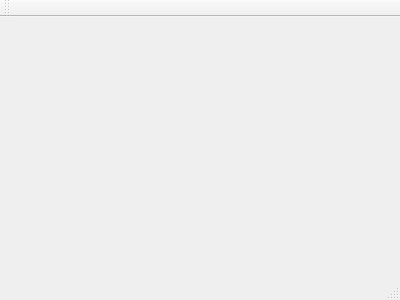
This is Qt-QPushButton-OnOFF/mainwindow.ui in vivekb24/Qt-QPushButton-OnOFF as Qt 5 draws it before an edit. The edited form follows.
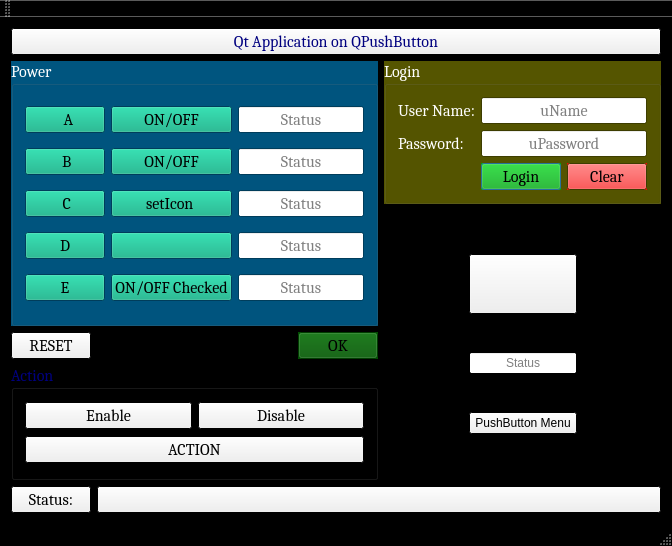
This is the edited form.

Commit message: Added all QPushButton Properties

```diff
--- a/Qt-QPushButton-OnOFF/mainwindow.ui
+++ b/Qt-QPushButton-OnOFF/mainwindow.ui
@@ -1,24 +1,1064 @@
 <ui version="4.0">
  <class>MainWindow</class>
- <widget class="QMainWindow" name="MainWindow" >
-  <property name="geometry" >
+ <widget class="QMainWindow" name="MainWindow">
+  <property name="geometry">
    <rect>
     <x>0</x>
     <y>0</y>
-    <width>400</width>
-    <height>300</height>
+    <width>672</width>
+    <height>546</height>
    </rect>
   </property>
-  <property name="windowTitle" >
+  <property name="palette">
+   <palette>
+    <active>
+     <colorrole role="WindowText">
+      <brush brushstyle="SolidPattern">
+       <color alpha="255">
+        <red>0</red>
+        <green>0</green>
+        <blue>127</blue>
+       </color>
+      </brush>
+     </colorrole>
+     <colorrole role="Base">
+      <brush brushstyle="SolidPattern">
+       <color alpha="255">
+        <red>255</red>
+        <green>255</green>
+        <blue>255</blue>
+       </color>
+      </brush>
+     </colorrole>
+     <colorrole role="Window">
+      <brush brushstyle="SolidPattern">
+       <color alpha="255">
+        <red>0</red>
+        <green>0</green>
+        <blue>0</blue>
+       </color>
+      </brush>
+     </colorrole>
+    </active>
+    <inactive>
+     <colorrole role="WindowText">
+      <brush brushstyle="SolidPattern">
+       <color alpha="255">
+        <red>0</red>
+        <green>0</green>
+        <blue>127</blue>
+       </color>
+      </brush>
+     </colorrole>
+     <colorrole role="Base">
+      <brush brushstyle="SolidPattern">
+       <color alpha="255">
+        <red>255</red>
+        <green>255</green>
+        <blue>255</blue>
+       </color>
+      </brush>
+     </colorrole>
+     <colorrole role="Window">
+      <brush brushstyle="SolidPattern">
+       <color alpha="255">
+        <red>0</red>
+        <green>0</green>
+        <blue>0</blue>
+       </color>
+      </brush>
+     </colorrole>
+    </inactive>
+    <disabled>
+     <colorrole role="WindowText">
+      <brush brushstyle="SolidPattern">
+       <color alpha="255">
+        <red>120</red>
+        <green>120</green>
+        <blue>120</blue>
+       </color>
+      </brush>
+     </colorrole>
+     <colorrole role="Base">
+      <brush brushstyle="SolidPattern">
+       <color alpha="255">
+        <red>0</red>
+        <green>0</green>
+        <blue>0</blue>
+       </color>
+      </brush>
+     </colorrole>
+     <colorrole role="Window">
+      <brush brushstyle="SolidPattern">
+       <color alpha="255">
+        <red>0</red>
+        <green>0</green>
+        <blue>0</blue>
+       </color>
+      </brush>
+     </colorrole>
+    </disabled>
+   </palette>
+  </property>
+  <property name="windowTitle">
    <string>MainWindow</string>
   </property>
-  <widget class="QMenuBar" name="menuBar" />
-  <widget class="QToolBar" name="mainToolBar" />
-  <widget class="QWidget" name="centralWidget" />
-  <widget class="QStatusBar" name="statusBar" />
+  <property name="autoFillBackground">
+   <bool>true</bool>
+  </property>
+  <widget class="QWidget" name="centralWidget">
+   <layout class="QGridLayout" name="gridLayout_7">
+    <item row="0" column="0" colspan="2">
+     <widget class="QPushButton" name="pushButton_7">
+      <property name="palette">
+       <palette>
+        <active>
+         <colorrole role="ButtonText">
+          <brush brushstyle="SolidPattern">
+           <color alpha="255">
+            <red>0</red>
+            <green>0</green>
+            <blue>127</blue>
+           </color>
+          </brush>
+         </colorrole>
+        </active>
+        <inactive>
+         <colorrole role="ButtonText">
+          <brush brushstyle="SolidPattern">
+           <color alpha="255">
+            <red>0</red>
+            <green>0</green>
+            <blue>127</blue>
+           </color>
+          </brush>
+         </colorrole>
+        </inactive>
+        <disabled>
+         <colorrole role="ButtonText">
+          <brush brushstyle="SolidPattern">
+           <color alpha="255">
+            <red>120</red>
+            <green>120</green>
+            <blue>120</blue>
+           </color>
+          </brush>
+         </colorrole>
+        </disabled>
+       </palette>
+      </property>
+      <property name="font">
+       <font>
+        <family>Cambria</family>
+        <pointsize>12</pointsize>
+       </font>
+      </property>
+      <property name="text">
+       <string>Qt Application on QPushButton</string>
+      </property>
+     </widget>
+    </item>
+    <item row="1" column="0" rowspan="2">
+     <widget class="QGroupBox" name="groupBox">
+      <property name="palette">
+       <palette>
+        <active>
+         <colorrole role="WindowText">
+          <brush brushstyle="SolidPattern">
+           <color alpha="255">
+            <red>255</red>
+            <green>255</green>
+            <blue>255</blue>
+           </color>
+          </brush>
+         </colorrole>
+         <colorrole role="Button">
+          <brush brushstyle="SolidPattern">
+           <color alpha="255">
+            <red>0</red>
+            <green>170</green>
+            <blue>127</blue>
+           </color>
+          </brush>
+         </colorrole>
+         <colorrole role="Base">
+          <brush brushstyle="SolidPattern">
+           <color alpha="255">
+            <red>255</red>
+            <green>255</green>
+            <blue>255</blue>
+           </color>
+          </brush>
+         </colorrole>
+         <colorrole role="Window">
+          <brush brushstyle="SolidPattern">
+           <color alpha="255">
+            <red>0</red>
+            <green>85</green>
+            <blue>127</blue>
+           </color>
+          </brush>
+         </colorrole>
+        </active>
+        <inactive>
+         <colorrole role="WindowText">
+          <brush brushstyle="SolidPattern">
+           <color alpha="255">
+            <red>255</red>
+            <green>255</green>
+            <blue>255</blue>
+           </color>
+          </brush>
+         </colorrole>
+         <colorrole role="Button">
+          <brush brushstyle="SolidPattern">
+           <color alpha="255">
+            <red>0</red>
+            <green>170</green>
+            <blue>127</blue>
+           </color>
+          </brush>
+         </colorrole>
+         <colorrole role="Base">
+          <brush brushstyle="SolidPattern">
+           <color alpha="255">
+            <red>255</red>
+            <green>255</green>
+            <blue>255</blue>
+           </color>
+          </brush>
+         </colorrole>
+         <colorrole role="Window">
+          <brush brushstyle="SolidPattern">
+           <color alpha="255">
+            <red>0</red>
+            <green>85</green>
+            <blue>127</blue>
+           </color>
+          </brush>
+         </colorrole>
+        </inactive>
+        <disabled>
+         <colorrole role="WindowText">
+          <brush brushstyle="SolidPattern">
+           <color alpha="255">
+            <red>120</red>
+            <green>120</green>
+            <blue>120</blue>
+           </color>
+          </brush>
+         </colorrole>
+         <colorrole role="Button">
+          <brush brushstyle="SolidPattern">
+           <color alpha="255">
+            <red>0</red>
+            <green>170</green>
+            <blue>127</blue>
+           </color>
+          </brush>
+         </colorrole>
+         <colorrole role="Base">
+          <brush brushstyle="SolidPattern">
+           <color alpha="255">
+            <red>0</red>
+            <green>85</green>
+            <blue>127</blue>
+           </color>
+          </brush>
+         </colorrole>
+         <colorrole role="Window">
+          <brush brushstyle="SolidPattern">
+           <color alpha="255">
+            <red>0</red>
+            <green>85</green>
+            <blue>127</blue>
+           </color>
+          </brush>
+         </colorrole>
+        </disabled>
+       </palette>
+      </property>
+      <property name="font">
+       <font>
+        <family>Cambria</family>
+        <pointsize>12</pointsize>
+       </font>
+      </property>
+      <property name="autoFillBackground">
+       <bool>true</bool>
+      </property>
+      <property name="title">
+       <string>Power</string>
+      </property>
+      <layout class="QGridLayout" name="gridLayout">
+       <item row="0" column="0">
+        <widget class="QPushButton" name="pushButton">
+         <property name="text">
+          <string>  A</string>
+         </property>
+        </widget>
+       </item>
+       <item row="0" column="2">
+        <widget class="QLineEdit" name="aOnOffStatus_LE">
+         <property name="alignment">
+          <set>Qt::AlignCenter</set>
+         </property>
+         <property name="readOnly">
+          <bool>true</bool>
+         </property>
+         <property name="placeholderText">
+          <string>Status</string>
+         </property>
+        </widget>
+       </item>
+       <item row="4" column="0">
+        <widget class="QPushButton" name="pushButton_5">
+         <property name="text">
+          <string>E</string>
+         </property>
+        </widget>
+       </item>
+       <item row="4" column="2">
+        <widget class="QLineEdit" name="eOnOffStatus_LE">
+         <property name="alignment">
+          <set>Qt::AlignCenter</set>
+         </property>
+         <property name="readOnly">
+          <bool>true</bool>
+         </property>
+         <property name="placeholderText">
+          <string>Status</string>
+         </property>
+        </widget>
+       </item>
+       <item row="1" column="2">
+        <widget class="QLineEdit" name="bOnOffStatus_LE">
+         <property name="alignment">
+          <set>Qt::AlignCenter</set>
+         </property>
+         <property name="readOnly">
+          <bool>true</bool>
+         </property>
+         <property name="placeholderText">
+          <string>Status</string>
+         </property>
+        </widget>
+       </item>
+       <item row="2" column="0">
+        <widget class="QPushButton" name="pushButton_3">
+         <property name="text">
+          <string> C</string>
+         </property>
+        </widget>
+       </item>
+       <item row="3" column="0">
+        <widget class="QPushButton" name="pushButton_4">
+         <property name="text">
+          <string>D</string>
+         </property>
+        </widget>
+       </item>
+       <item row="2" column="2">
+        <widget class="QLineEdit" name="cOnOffStatus_LE">
+         <property name="alignment">
+          <set>Qt::AlignCenter</set>
+         </property>
+         <property name="readOnly">
+          <bool>true</bool>
+         </property>
+         <property name="placeholderText">
+          <string>Status</string>
+         </property>
+        </widget>
+       </item>
+       <item row="4" column="1">
+        <widget class="QPushButton" name="eOnOff_PB">
+         <property name="text">
+          <string>ON/OFF Checked</string>
+         </property>
+        </widget>
+       </item>
+       <item row="1" column="1">
+        <widget class="QPushButton" name="bOnOff_PB">
+         <property name="text">
+          <string>ON/OFF</string>
+         </property>
+        </widget>
+       </item>
+       <item row="2" column="1">
+        <widget class="QPushButton" name="cOnOff_PB">
+         <property name="text">
+          <string>setIcon </string>
+         </property>
+        </widget>
+       </item>
+       <item row="3" column="2">
+        <widget class="QLineEdit" name="dOnOffStatus_LE">
+         <property name="alignment">
+          <set>Qt::AlignCenter</set>
+         </property>
+         <property name="readOnly">
+          <bool>true</bool>
+         </property>
+         <property name="placeholderText">
+          <string>Status</string>
+         </property>
+        </widget>
+       </item>
+       <item row="3" column="1">
+        <widget class="QPushButton" name="dOnOff_PB">
+         <property name="text">
+          <string/>
+         </property>
+        </widget>
+       </item>
+       <item row="1" column="0">
+        <widget class="QPushButton" name="pushButton_2">
+         <property name="text">
+          <string> B</string>
+         </property>
+        </widget>
+       </item>
+       <item row="0" column="1">
+        <widget class="QPushButton" name="aOnOff_PB">
+         <property name="text">
+          <string>ON/OFF</string>
+         </property>
+        </widget>
+       </item>
+      </layout>
+     </widget>
+    </item>
+    <item row="1" column="1">
+     <widget class="QGroupBox" name="groupBox_3">
+      <property name="palette">
+       <palette>
+        <active>
+         <colorrole role="WindowText">
+          <brush brushstyle="SolidPattern">
+           <color alpha="255">
+            <red>255</red>
+            <green>255</green>
+            <blue>255</blue>
+           </color>
+          </brush>
+         </colorrole>
+         <colorrole role="Base">
+          <brush brushstyle="SolidPattern">
+           <color alpha="255">
+            <red>255</red>
+            <green>255</green>
+            <blue>255</blue>
+           </color>
+          </brush>
+         </colorrole>
+         <colorrole role="Window">
+          <brush brushstyle="SolidPattern">
+           <color alpha="255">
+            <red>85</red>
+            <green>85</green>
+            <blue>0</blue>
+           </color>
+          </brush>
+         </colorrole>
+        </active>
+        <inactive>
+         <colorrole role="WindowText">
+          <brush brushstyle="SolidPattern">
+           <color alpha="255">
+            <red>255</red>
+            <green>255</green>
+            <blue>255</blue>
+           </color>
+          </brush>
+         </colorrole>
+         <colorrole role="Base">
+          <brush brushstyle="SolidPattern">
+           <color alpha="255">
+            <red>255</red>
+            <green>255</green>
+            <blue>255</blue>
+           </color>
+          </brush>
+         </colorrole>
+         <colorrole role="Window">
+          <brush brushstyle="SolidPattern">
+           <color alpha="255">
+            <red>85</red>
+            <green>85</green>
+            <blue>0</blue>
+           </color>
+          </brush>
+         </colorrole>
+        </inactive>
+        <disabled>
+         <colorrole role="WindowText">
+          <brush brushstyle="SolidPattern">
+           <color alpha="255">
+            <red>120</red>
+            <green>120</green>
+            <blue>120</blue>
+           </color>
+          </brush>
+         </colorrole>
+         <colorrole role="Base">
+          <brush brushstyle="SolidPattern">
+           <color alpha="255">
+            <red>85</red>
+            <green>85</green>
+            <blue>0</blue>
+           </color>
+          </brush>
+         </colorrole>
+         <colorrole role="Window">
+          <brush brushstyle="SolidPattern">
+           <color alpha="255">
+            <red>85</red>
+            <green>85</green>
+            <blue>0</blue>
+           </color>
+          </brush>
+         </colorrole>
+        </disabled>
+       </palette>
+      </property>
+      <property name="font">
+       <font>
+        <family>Cambria</family>
+        <pointsize>12</pointsize>
+       </font>
+      </property>
+      <property name="autoFillBackground">
+       <bool>true</bool>
+      </property>
+      <property name="title">
+       <string>Login</string>
+      </property>
+      <layout class="QGridLayout" name="gridLayout_5">
+       <item row="0" column="0">
+        <widget class="QLabel" name="label">
+         <property name="text">
+          <string>User Name:</string>
+         </property>
+        </widget>
+       </item>
+       <item row="0" column="1" colspan="2">
+        <widget class="QLineEdit" name="uNameLE">
+         <property name="alignment">
+          <set>Qt::AlignCenter</set>
+         </property>
+         <property name="placeholderText">
+          <string>uName</string>
+         </property>
+         <property name="clearButtonEnabled">
+          <bool>true</bool>
+         </property>
+        </widget>
+       </item>
+       <item row="1" column="0">
+        <widget class="QLabel" name="label_2">
+         <property name="text">
+          <string>Password:</string>
+         </property>
+        </widget>
+       </item>
+       <item row="1" column="1" colspan="2">
+        <widget class="QLineEdit" name="uPwd">
+         <property name="alignment">
+          <set>Qt::AlignCenter</set>
+         </property>
+         <property name="placeholderText">
+          <string>uPassword</string>
+         </property>
+         <property name="clearButtonEnabled">
+          <bool>true</bool>
+         </property>
+        </widget>
+       </item>
+       <item row="2" column="1">
+        <widget class="QPushButton" name="LogInPB">
+         <property name="palette">
+          <palette>
+           <active>
+            <colorrole role="Button">
+             <brush brushstyle="SolidPattern">
+              <color alpha="255">
+               <red>0</red>
+               <green>170</green>
+               <blue>0</blue>
+              </color>
+             </brush>
+            </colorrole>
+            <colorrole role="Base">
+             <brush brushstyle="SolidPattern">
+              <color alpha="255">
+               <red>255</red>
+               <green>255</green>
+               <blue>255</blue>
+              </color>
+             </brush>
+            </colorrole>
+            <colorrole role="Window">
+             <brush brushstyle="SolidPattern">
+              <color alpha="255">
+               <red>85</red>
+               <green>170</green>
+               <blue>0</blue>
+              </color>
+             </brush>
+            </colorrole>
+           </active>
+           <inactive>
+            <colorrole role="Button">
+             <brush brushstyle="SolidPattern">
+              <color alpha="255">
+               <red>0</red>
+               <green>170</green>
+               <blue>0</blue>
+              </color>
+             </brush>
+            </colorrole>
+            <colorrole role="Base">
+             <brush brushstyle="SolidPattern">
+              <color alpha="255">
+               <red>255</red>
+               <green>255</green>
+               <blue>255</blue>
+              </color>
+             </brush>
+            </colorrole>
+            <colorrole role="Window">
+             <brush brushstyle="SolidPattern">
+              <color alpha="255">
+               <red>85</red>
+               <green>170</green>
+               <blue>0</blue>
+              </color>
+             </brush>
+            </colorrole>
+           </inactive>
+           <disabled>
+            <colorrole role="Button">
+             <brush brushstyle="SolidPattern">
+              <color alpha="255">
+               <red>0</red>
+               <green>170</green>
+               <blue>0</blue>
+              </color>
+             </brush>
+            </colorrole>
+            <colorrole role="Base">
+             <brush brushstyle="SolidPattern">
+              <color alpha="255">
+               <red>85</red>
+               <green>170</green>
+               <blue>0</blue>
+              </color>
+             </brush>
+            </colorrole>
+            <colorrole role="Window">
+             <brush brushstyle="SolidPattern">
+              <color alpha="255">
+               <red>85</red>
+               <green>170</green>
+               <blue>0</blue>
+              </color>
+             </brush>
+            </colorrole>
+           </disabled>
+          </palette>
+         </property>
+         <property name="autoFillBackground">
+          <bool>true</bool>
+         </property>
+         <property name="text">
+          <string>Login</string>
+         </property>
+         <property name="autoDefault">
+          <bool>false</bool>
+         </property>
+         <property name="default">
+          <bool>true</bool>
+         </property>
+        </widget>
+       </item>
+       <item row="2" column="2">
+        <widget class="QPushButton" name="clearPB">
+         <property name="sizePolicy">
+          <sizepolicy hsizetype="Fixed" vsizetype="Fixed">
+           <horstretch>0</horstretch>
+           <verstretch>0</verstretch>
+          </sizepolicy>
+         </property>
+         <property name="palette">
+          <palette>
+           <active>
+            <colorrole role="Button">
+             <brush brushstyle="SolidPattern">
+              <color alpha="255">
+               <red>255</red>
+               <green>0</green>
+               <blue>0</blue>
+              </color>
+             </brush>
+            </colorrole>
+           </active>
+           <inactive>
+            <colorrole role="Button">
+             <brush brushstyle="SolidPattern">
+              <color alpha="255">
+               <red>255</red>
+               <green>0</green>
+               <blue>0</blue>
+              </color>
+             </brush>
+            </colorrole>
+           </inactive>
+           <disabled>
+            <colorrole role="Button">
+             <brush brushstyle="SolidPattern">
+              <color alpha="255">
+               <red>255</red>
+               <green>0</green>
+               <blue>0</blue>
+              </color>
+             </brush>
+            </colorrole>
+           </disabled>
+          </palette>
+         </property>
+         <property name="autoFillBackground">
+          <bool>true</bool>
+         </property>
+         <property name="text">
+          <string>Clear</string>
+         </property>
+        </widget>
+       </item>
+      </layout>
+     </widget>
+    </item>
+    <item row="2" column="1" rowspan="3">
+     <widget class="QFrame" name="frame">
+      <property name="frameShape">
+       <enum>QFrame::StyledPanel</enum>
+      </property>
+      <property name="frameShadow">
+       <enum>QFrame::Raised</enum>
+      </property>
+      <layout class="QGridLayout" name="gridLayout_6">
+       <item row="0" column="0">
+        <spacer name="horizontalSpacer_2">
+         <property name="orientation">
+          <enum>Qt::Horizontal</enum>
+         </property>
+         <property name="sizeHint" stdset="0">
+          <size>
+           <width>40</width>
+           <height>20</height>
+          </size>
+         </property>
+        </spacer>
+       </item>
+       <item row="2" column="1">
+        <widget class="QPushButton" name="pbMenu">
+         <property name="text">
+          <string>PushButton Menu</string>
+         </property>
+        </widget>
+       </item>
+       <item row="0" column="1">
+        <widget class="QPushButton" name="onOffPB">
+         <property name="maximumSize">
+          <size>
+           <width>150</width>
+           <height>60</height>
+          </size>
+         </property>
+         <property name="text">
+          <string/>
+         </property>
+        </widget>
+       </item>
+       <item row="1" column="1">
+        <widget class="QLineEdit" name="OnOffStatus">
+         <property name="alignment">
+          <set>Qt::AlignCenter</set>
+         </property>
+         <property name="readOnly">
+          <bool>true</bool>
+         </property>
+         <property name="placeholderText">
+          <string>Status</string>
+         </property>
+        </widget>
+       </item>
+       <item row="0" column="2">
+        <spacer name="horizontalSpacer_3">
+         <property name="orientation">
+          <enum>Qt::Horizontal</enum>
+         </property>
+         <property name="sizeHint" stdset="0">
+          <size>
+           <width>40</width>
+           <height>20</height>
+          </size>
+         </property>
+        </spacer>
+       </item>
+      </layout>
+     </widget>
+    </item>
+    <item row="3" column="0">
+     <layout class="QGridLayout" name="gridLayout_3">
+      <item row="0" column="0">
+       <widget class="QPushButton" name="pushButton_12">
+        <property name="font">
+         <font>
+          <family>Cambria</family>
+          <pointsize>12</pointsize>
+         </font>
+        </property>
+        <property name="text">
+         <string>RESET</string>
+        </property>
+       </widget>
+      </item>
+      <item row="0" column="1">
+       <spacer name="horizontalSpacer">
+        <property name="orientation">
+         <enum>Qt::Horizontal</enum>
+        </property>
+        <property name="sizeHint" stdset="0">
+         <size>
+          <width>208</width>
+          <height>20</height>
+         </size>
+        </property>
+       </spacer>
+      </item>
+      <item row="0" column="2">
+       <widget class="QPushButton" name="pushButton_6">
+        <property name="palette">
+         <palette>
+          <active>
+           <colorrole role="Button">
+            <brush brushstyle="SolidPattern">
+             <color alpha="255">
+              <red>0</red>
+              <green>85</green>
+              <blue>0</blue>
+             </color>
+            </brush>
+           </colorrole>
+           <colorrole role="Base">
+            <brush brushstyle="SolidPattern">
+             <color alpha="255">
+              <red>0</red>
+              <green>85</green>
+              <blue>0</blue>
+             </color>
+            </brush>
+           </colorrole>
+           <colorrole role="Window">
+            <brush brushstyle="SolidPattern">
+             <color alpha="255">
+              <red>0</red>
+              <green>85</green>
+              <blue>0</blue>
+             </color>
+            </brush>
+           </colorrole>
+          </active>
+          <inactive>
+           <colorrole role="Button">
+            <brush brushstyle="SolidPattern">
+             <color alpha="255">
+              <red>0</red>
+              <green>85</green>
+              <blue>0</blue>
+             </color>
+            </brush>
+           </colorrole>
+           <colorrole role="Base">
+            <brush brushstyle="SolidPattern">
+             <color alpha="255">
+              <red>0</red>
+              <green>85</green>
+              <blue>0</blue>
+             </color>
+            </brush>
+           </colorrole>
+           <colorrole role="Window">
+            <brush brushstyle="SolidPattern">
+             <color alpha="255">
+              <red>0</red>
+              <green>85</green>
+              <blue>0</blue>
+             </color>
+            </brush>
+           </colorrole>
+          </inactive>
+          <disabled>
+           <colorrole role="Button">
+            <brush brushstyle="SolidPattern">
+             <color alpha="255">
+              <red>0</red>
+              <green>85</green>
+              <blue>0</blue>
+             </color>
+            </brush>
+           </colorrole>
+           <colorrole role="Base">
+            <brush brushstyle="SolidPattern">
+             <color alpha="255">
+              <red>0</red>
+              <green>85</green>
+              <blue>0</blue>
+             </color>
+            </brush>
+           </colorrole>
+           <colorrole role="Window">
+            <brush brushstyle="SolidPattern">
+             <color alpha="255">
+              <red>0</red>
+              <green>85</green>
+              <blue>0</blue>
+             </color>
+            </brush>
+           </colorrole>
+          </disabled>
+         </palette>
+        </property>
+        <property name="font">
+         <font>
+          <family>Cambria</family>
+          <pointsize>12</pointsize>
+         </font>
+        </property>
+        <property name="autoFillBackground">
+         <bool>true</bool>
+        </property>
+        <property name="text">
+         <string>OK</string>
+        </property>
+       </widget>
+      </item>
+     </layout>
+    </item>
+    <item row="4" column="0">
+     <widget class="QGroupBox" name="groupBox_2">
+      <property name="font">
+       <font>
+        <family>Cambria</family>
+        <pointsize>12</pointsize>
+       </font>
+      </property>
+      <property name="title">
+       <string>Action</string>
+      </property>
+      <layout class="QGridLayout" name="gridLayout_2">
+       <item row="0" column="0">
+        <widget class="QPushButton" name="enable_PB">
+         <property name="font">
+          <font>
+           <family>Cambria</family>
+           <pointsize>12</pointsize>
+          </font>
+         </property>
+         <property name="text">
+          <string>Enable</string>
+         </property>
+        </widget>
+       </item>
+       <item row="0" column="1">
+        <widget class="QPushButton" name="disable_PB">
+         <property name="font">
+          <font>
+           <family>Cambria</family>
+           <pointsize>12</pointsize>
+          </font>
+         </property>
+         <property name="text">
+          <string>Disable</string>
+         </property>
+        </widget>
+       </item>
+       <item row="1" column="0" colspan="2">
+        <widget class="QPushButton" name="actionStatus">
+         <property name="font">
+          <font>
+           <family>Cambria</family>
+           <pointsize>12</pointsize>
+          </font>
+         </property>
+         <property name="text">
+          <string>ACTION</string>
+         </property>
+        </widget>
+       </item>
+      </layout>
+     </widget>
+    </item>
+    <item row="5" column="0" colspan="2">
+     <layout class="QGridLayout" name="gridLayout_4">
+      <item row="0" column="0">
+       <widget class="QPushButton" name="pushButton_13">
+        <property name="sizePolicy">
+         <sizepolicy hsizetype="Fixed" vsizetype="Fixed">
+          <horstretch>0</horstretch>
+          <verstretch>0</verstretch>
+         </sizepolicy>
+        </property>
+        <property name="font">
+         <font>
+          <family>Cambria</family>
+          <pointsize>12</pointsize>
+         </font>
+        </property>
+        <property name="text">
+         <string>Status:</string>
+        </property>
+       </widget>
+      </item>
+      <item row="0" column="1">
+       <widget class="QPushButton" name="LogInStatusPB">
+        <property name="font">
+         <font>
+          <family>Cambria</family>
+          <pointsize>12</pointsize>
+         </font>
+        </property>
+        <property name="text">
+         <string/>
+        </property>
+       </widget>
+      </item>
+     </layout>
+    </item>
+   </layout>
+  </widget>
+  <widget class="QMenuBar" name="menuBar">
+   <property name="geometry">
+    <rect>
+     <x>0</x>
+     <y>0</y>
+     <width>672</width>
+     <height>21</height>
+    </rect>
+   </property>
+  </widget>
+  <widget class="QToolBar" name="mainToolBar">
+   <attribute name="toolBarArea">
+    <enum>TopToolBarArea</enum>
+   </attribute>
+   <attribute name="toolBarBreak">
+    <bool>false</bool>
+   </attribute>
+  </widget>
+  <widget class="QStatusBar" name="statusBar"/>
  </widget>
- <layoutDefault spacing="6" margin="11" />
- <pixmapfunction></pixmapfunction>
+ <layoutdefault spacing="6" margin="11"/>
  <resources/>
  <connections/>
 </ui>
```
Left out of the diff: 1 changed line with no effect on the pictures. The commit also changes 11 other files.
